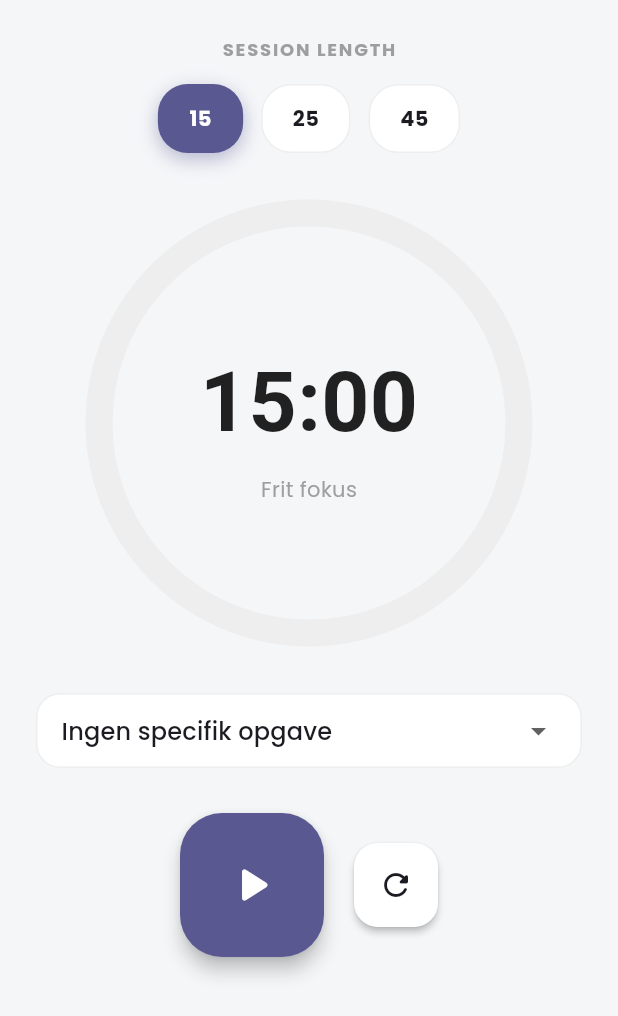
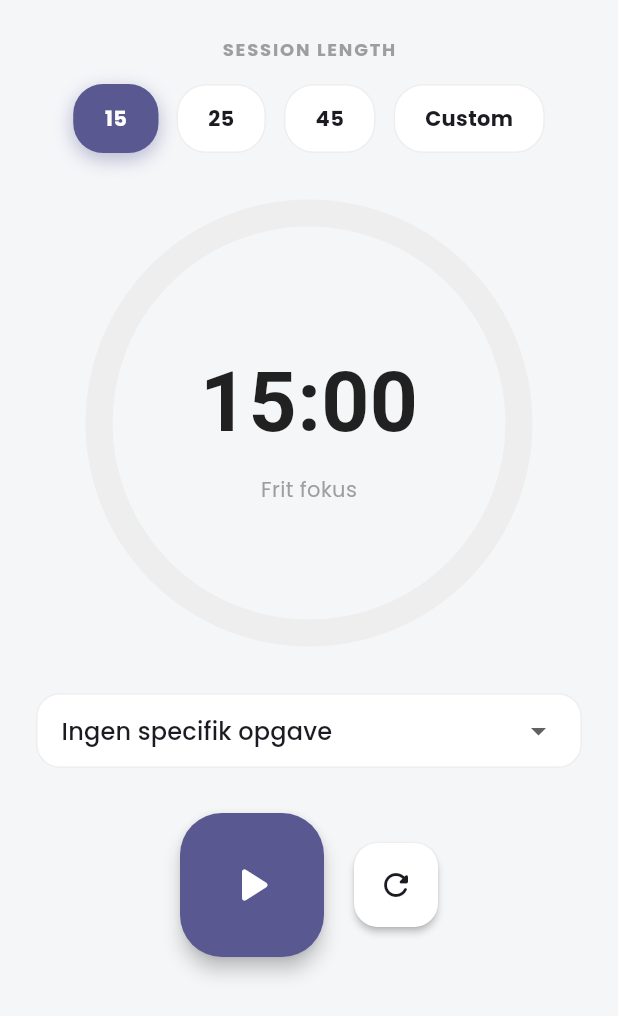
Before and after one commit to Zpolonius/gendo, a Flutter app: the PomodoroScreen widget shown alone on an empty page, opened directly, after a tap on "15", on a phone screen of 412 x 824 dp. Shown: the top 1016 px of the screen. Run offline on Flutter 3.47's test engine with Material 3 defaults, Android fonts, the light colour scheme and no system bars; our stand-ins replace flutter_svg, google_fonts.

Commit message:
added custom time

```diff
--- a/lib/main.dart
+++ b/lib/main.dart
@@ -69,6 +69,15 @@ class GenDoApp extends StatelessWidget {
           elevation: 0,
           centerTitle: true,
           iconTheme: IconThemeData(color: Colors.white),
+        ),
+        inputDecorationTheme: InputDecorationTheme(
+          filled: true,
+          fillColor: const Color(0xFF2A2A3D),
+          border: OutlineInputBorder(
+            borderRadius: BorderRadius.circular(12),
+            borderSide: BorderSide.none,
+          ),
+          hintStyle: TextStyle(color: Colors.grey[500]),
         ),
       ),
 
@@ -167,11 +176,52 @@ class PomodoroScreen extends StatelessWidget {
     return '${minutes.toString().padLeft(2, '0')}:${remSeconds.toString().padLeft(2, '0')}';
   }
 
+  // Hjælpefunktion til at vise dialogen for brugerdefineret tid
+  void _showCustomTimeDialog(BuildContext context, AppViewModel vm) {
+    final controller = TextEditingController();
+    showDialog(
+      context: context,
+      builder: (_) => AlertDialog(
+        title: const Text("Sæt tid (minutter)"),
+        shape: RoundedRectangleBorder(borderRadius: BorderRadius.circular(20)),
+        content: TextField(
+          controller: controller,
+          keyboardType: TextInputType.number,
+          autofocus: true,
+          decoration: const InputDecoration(
+            hintText: "F.eks. 60",
+            suffixText: "min",
+          ),
+        ),
+        actions: [
+          TextButton(
+            onPressed: () => Navigator.pop(context),
+            child: const Text("Annuller"),
+          ),
+          ElevatedButton(
+            onPressed: () {
+              final int? minutes = int.tryParse(controller.text);
+              if (minutes != null && minutes > 0) {
+                vm.setDuration(minutes);
+                Navigator.pop(context);
+              }
+            },
+            child: const Text("Sæt"),
+          ),
+        ],
+      ),
+    );
+  }
+
   @override
   Widget build(BuildContext context) {
     final vm = context.watch<AppViewModel>();
     final theme = Theme.of(context);
     final isDark = vm.isDarkMode;
+
+    // Check om den nuværende tid er en af standarderne, for at vide om "Custom" skal være valgt
+    final currentMinutes = vm.pomodoroDurationTotal ~/ 60;
+    final isCustomSelected = ![15, 25, 45].contains(currentMinutes);
 
     return SingleChildScrollView(
       padding: const EdgeInsets.all(24),
@@ -180,15 +230,24 @@ class PomodoroScreen extends StatelessWidget {
           if (!vm.isTimerRunning) ...[
             Text("SESSION LENGTH", style: TextStyle(fontSize: 12, fontWeight: FontWeight.bold, color: Colors.grey[500], letterSpacing: 1.2)),
             const SizedBox(height: 15),
-            Row(
-              mainAxisAlignment: MainAxisAlignment.center,
-              children: [
-                _TimeChip(minutes: 15, isSelected: vm.pomodoroDurationTotal == 15 * 60, onTap: () => vm.setDuration(15)),
-                const SizedBox(width: 12),
-                _TimeChip(minutes: 25, isSelected: vm.pomodoroDurationTotal == 25 * 60, onTap: () => vm.setDuration(25)),
-                const SizedBox(width: 12),
-                _TimeChip(minutes: 45, isSelected: vm.pomodoroDurationTotal == 45 * 60, onTap: () => vm.setDuration(45)),
-              ],
+            SingleChildScrollView(
+              scrollDirection: Axis.horizontal,
+              child: Row(
+                mainAxisAlignment: MainAxisAlignment.center,
+                children: [
+                  _TimeChip(label: "15", isSelected: currentMinutes == 15, onTap: () => vm.setDuration(15)),
+                  const SizedBox(width: 12),
+                  _TimeChip(label: "25", isSelected: currentMinutes == 25, onTap: () => vm.setDuration(25)),
+                  const SizedBox(width: 12),
+                  _TimeChip(label: "45", isSelected: currentMinutes == 45, onTap: () => vm.setDuration(45)),
+                  const SizedBox(width: 12),
+                  _TimeChip(
+                    label: "Custom",
+                    isSelected: isCustomSelected,
+                    onTap: () => _showCustomTimeDialog(context, vm),
+                  ),
+                ],
+              ),
             ),
             const SizedBox(height: 40),
           ],
@@ -298,10 +357,11 @@ class PomodoroScreen extends StatelessWidget {
 }
 
 class _TimeChip extends StatelessWidget {
-  final int minutes;
+  final String label; // Ændret fra int til String for at støtte "Custom" tekst
   final bool isSelected;
   final VoidCallback onTap;
-  const _TimeChip({required this.minutes, required this.isSelected, required this.onTap});
+
+  const _TimeChip({required this.label, required this.isSelected, required this.onTap});
 
   @override
   Widget build(BuildContext context) {
@@ -321,7 +381,13 @@ class _TimeChip extends StatelessWidget {
           ),
           boxShadow: isSelected ? [BoxShadow(color: theme.colorScheme.primary.withOpacity(0.4), blurRadius: 10, offset: const Offset(0, 4))] : [],
         ),
-        child: Text("$minutes", style: TextStyle(color: isSelected ? Colors.white : theme.colorScheme.onSurface, fontWeight: FontWeight.bold)),
+        child: Text(
+          label,
+          style: TextStyle(
+            color: isSelected ? Colors.white : theme.colorScheme.onSurface,
+            fontWeight: FontWeight.bold
+          )
+        ),
       ),
     );
   }
```
Also changed, not shown: 1 other file.
